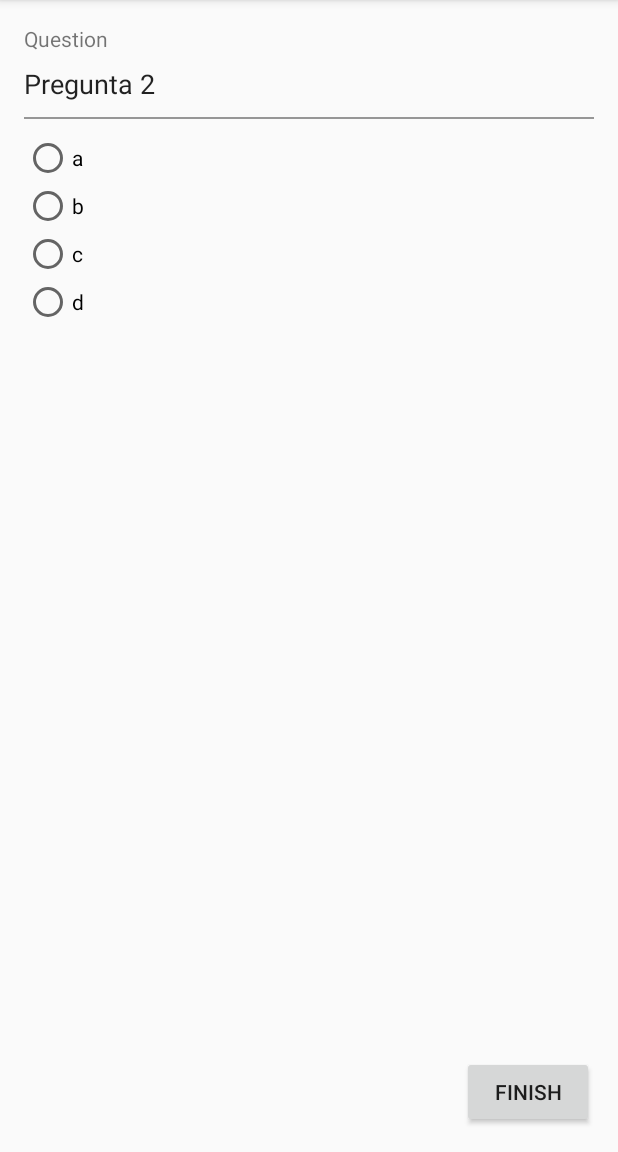
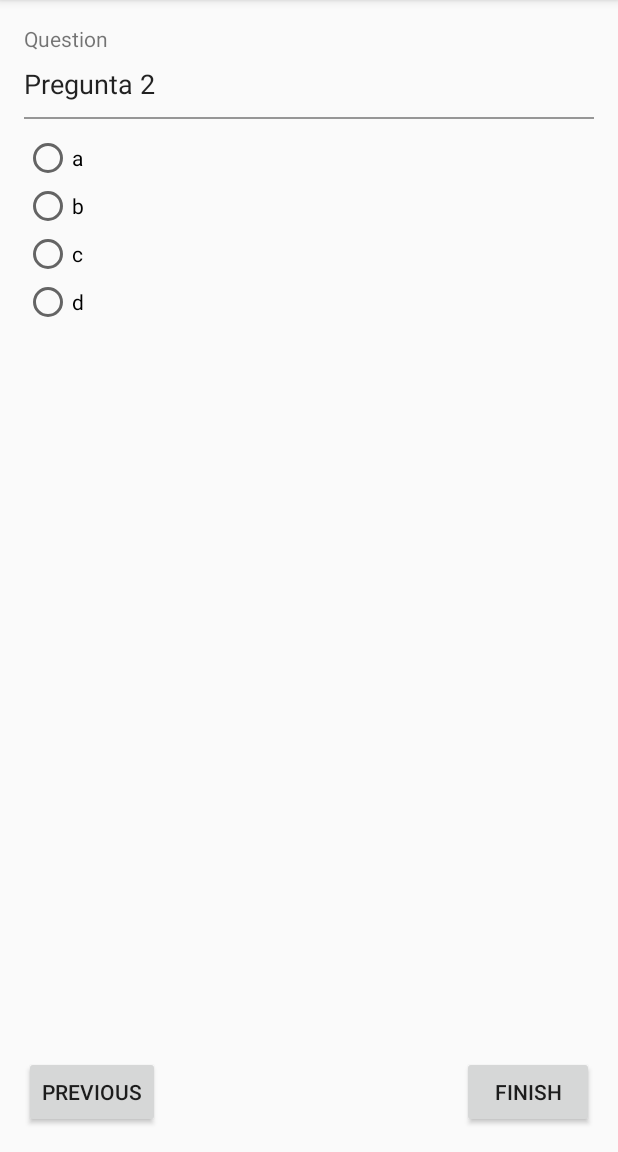
Before and after one commit to PolBarconsBou/MultiQuiz, an Android app: the screen it shows after launch (MultiQuizActivity), after a tap on "NEXT", on a phone screen of 412 x 824 dp, the part 84-1236 px from its top. Run offline under Robolectric (Android 15) with nearby library versions, the phone set to English and light mode, and no system bars.

Commit message:
Ja es pot passar les preguntes endavant i enrere, i acabar

```diff
--- a/app/src/main/java/edu/upc/eseiaat/pma/multiquiz/MultiQuizActivity.java
+++ b/app/src/main/java/edu/upc/eseiaat/pma/multiquiz/MultiQuizActivity.java
@@ -20,7 +20,7 @@ public class MultiQuizActivity extends AppCompatActivity {
     private TextView text_question;
     private RadioGroup group;
     private boolean[] answer_is_correct;
-    private Button btn_next;
+    private Button btn_next, btn_prev;
 
     @Override
     protected void onCreate(Bundle savedInstanceState) {
@@ -30,11 +30,21 @@ public class MultiQuizActivity extends AppCompatActivity {
         text_question = (TextView) findViewById(R.id.text_question);
         group = (RadioGroup) findViewById(R.id.answer_group);
         btn_next = (Button) findViewById(R.id.btn_check);
+        btn_prev = (Button) findViewById(R.id.btn_prev);
         all_questions = getResources().getStringArray(R.array.all_questions);
         answer_is_correct = new boolean[all_questions.length];
         current_question = 0;
         showQuestion();
 
+        btn_prev.setOnClickListener(new View.OnClickListener() {
+            @Override
+            public void onClick(View v) {
+                if(current_question > 0){
+                    current_question--;
+                    showQuestion();
+                }
+            }
+        });
 
         btn_next.setOnClickListener(new View.OnClickListener() {
             @Override
@@ -46,11 +56,7 @@ public class MultiQuizActivity extends AppCompatActivity {
                         answer = i;
                     }
                 }
-                /*if (answer == correct_answer){
-                    Toast.makeText(MultiQuizActivity.this, R.string.correct, Toast.LENGTH_SHORT).show();
-                } else {
-                    Toast.makeText(MultiQuizActivity.this, R.string.incorrect, Toast.LENGTH_SHORT).show();
-                }*/
+
 
                 answer_is_correct[current_question] = (answer == correct_answer);
 
@@ -66,7 +72,8 @@ public class MultiQuizActivity extends AppCompatActivity {
                     String resultado =
                             String.format("Correctas: %d -- Incorrectas: %d", correctas, incorrectas);
 
-                    Toast.makeText(MultiQuizActivity.this, resultado, Toast.LENGTH_SHORT).show();
+                    Toast.makeText(MultiQuizActivity.this, resultado, Toast.LENGTH_LONG).show();
+                    finish();
                 }
             }
         });
@@ -91,8 +98,16 @@ public class MultiQuizActivity extends AppCompatActivity {
             rb.setText(answer);
 
         }
+
+        if(current_question == 0){
+            btn_prev.setVisibility(View.GONE);
+        } else {
+            btn_prev.setVisibility(View.VISIBLE);
+        }
         if (current_question == all_questions.length-1){
             btn_next.setText(R.string.finish);
+        } else {
+            btn_next.setText(R.string.next);
         }
     }
 }
--- a/app/src/main/res/layout/activity_multi_quiz.xml
+++ b/app/src/main/res/layout/activity_multi_quiz.xml
@@ -87,4 +87,13 @@
         android:layout_alignParentEnd="true"
         android:layout_alignParentRight="true"
         android:text="@string/next" />
+
+    <Button
+        android:id="@+id/btn_prev"
+        android:layout_width="wrap_content"
+        android:layout_height="wrap_content"
+        android:layout_alignParentLeft="true"
+        android:layout_alignParentStart="true"
+        android:layout_alignTop="@+id/btn_check"
+        android:text="@string/prev" />
 </RelativeLayout>
--- a/app/src/main/res/values/strings.xml
+++ b/app/src/main/res/values/strings.xml
@@ -6,6 +6,7 @@
     <string name="incorrect">Incorrect...</string>
     <string name="next">Next</string>
     <string name="finish">Finish</string>
+    <string name="prev">Previous</string>
 
     <array name="all_questions">
         <item>Which is the capital of Bhutan?;Ougadougou;Phnom Penh;*Thimpu;Antananarivo</item>
```
Also changed, not shown: 1 other file.
